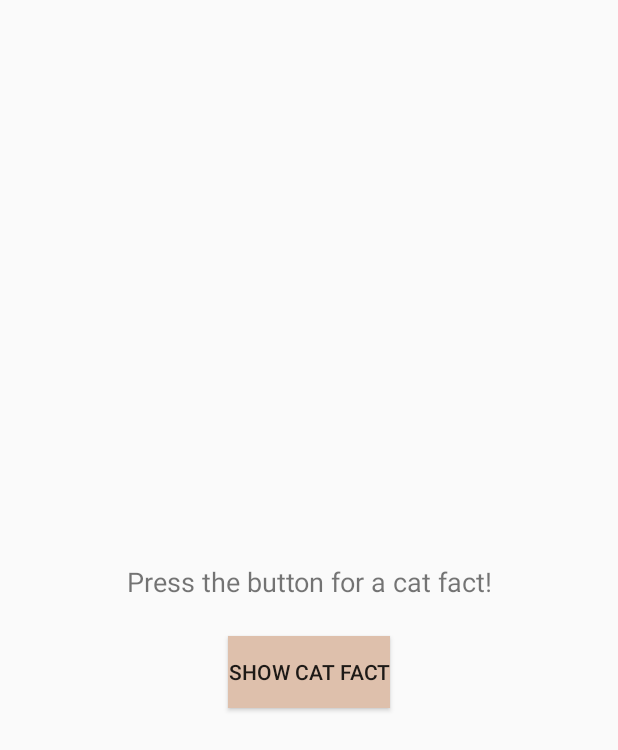
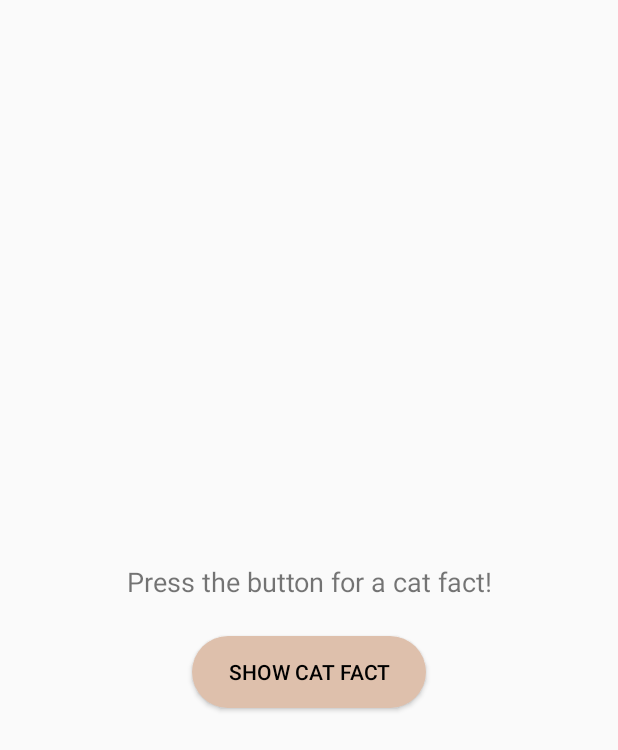
Before and after one commit to atheod14/jcatfacts, an Android app: the layout activity_main.xml on its own in the app's theme, with its tools: preview values and no code run, on a phone screen of 412 x 824 dp. Shown: the top 750 px of the screen. Run offline under Robolectric (Android 15) with nearby library versions, the phone set to English and light mode, and no system bars.

Commit message:
Create global btn style (rounded)

```diff
--- /dev/null
+++ b/app/src/main/res/drawable/rounded_button.xml
@@ -0,0 +1,10 @@
+<?xml version="1.0" encoding="utf-8"?>
+<shape xmlns:android="http://schemas.android.com/apk/res/android"
+    android:shape="rectangle">
+
+    <!-- Fill color -->
+    <solid android:color="#dec0ac" />
+
+    <!-- Rounded corners -->
+    <corners android:radius="24dp" />
+</shape>
--- a/app/src/main/res/layout/activity_main.xml
+++ b/app/src/main/res/layout/activity_main.xml
@@ -25,6 +25,9 @@
         android:text="@string/getCatFactBtnLabel"
         android:layout_width="wrap_content"
         android:layout_height="wrap_content"
-        android:background="#dec0ac"
+        android:background="@drawable/rounded_button"
+        android:textColor="#000000"
+        android:paddingHorizontal="24dp"
+        android:paddingVertical="12dp"
         />
 </LinearLayout>
```
